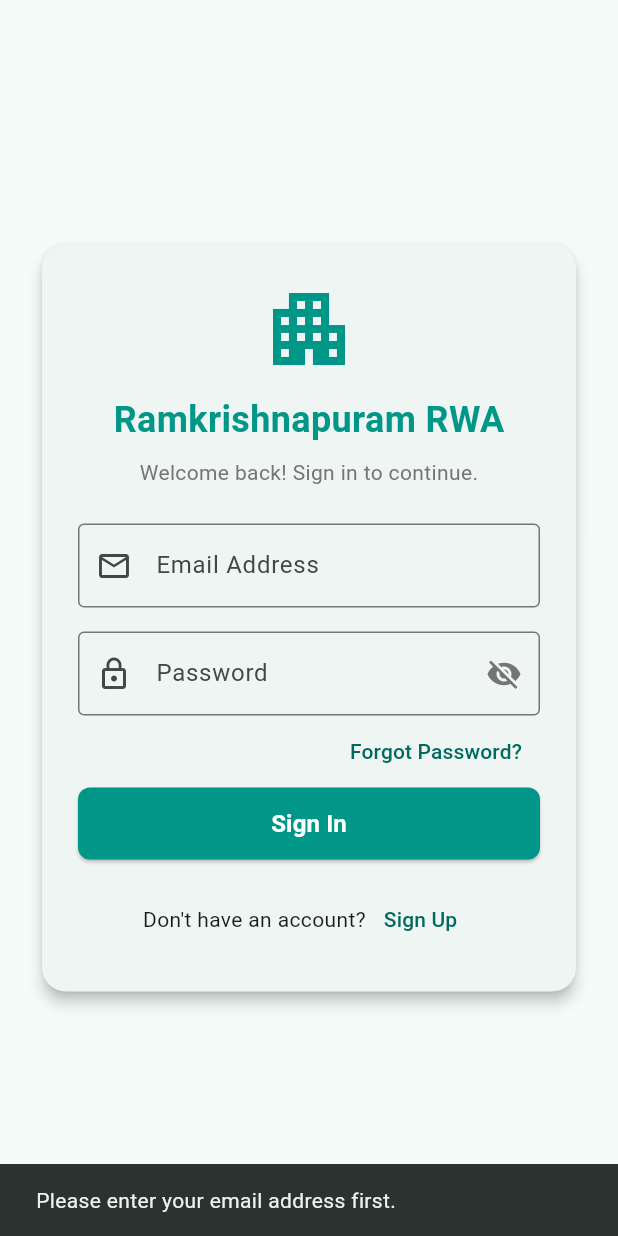
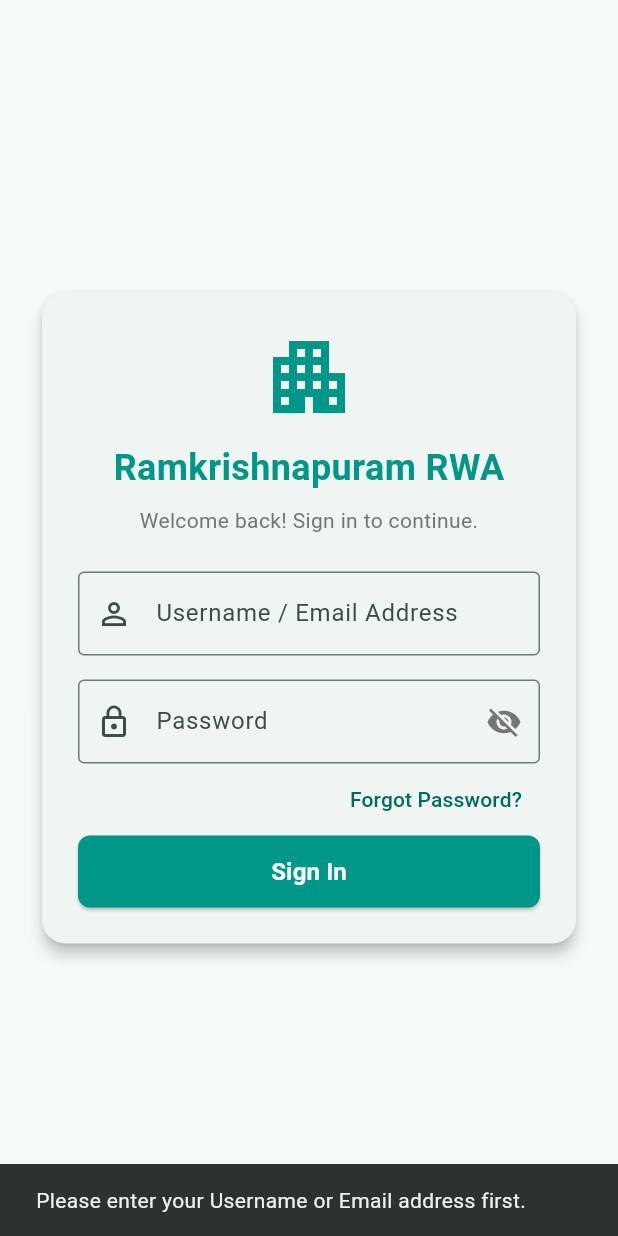
Before and after one commit to jitmukherjee93/society-management-app, a Flutter app: the screen it shows after launch, after a tap on "Forgot Password?", on a phone screen of 412 x 824 dp. Run offline on Flutter 3.47's test engine with Material 3 defaults, Android fonts, the phone set to English and light mode, and no system bars; our stand-ins replace cloud_firestore, csv, file_picker, firebase_auth, firebase_core, firebase_storage; missing offline and left inert: dart:html, dart:ui_web, firebase_ui_auth; accounts and stored records are empty.

Commit message:
Support dual Username and Email login/reset while keeping flatId@ramkrishnapuram.com as default username

```diff
--- a/lib/main.dart
+++ b/lib/main.dart
@@ -77,7 +77,6 @@ class _CustomAuthScreenState extends State<CustomAuthScreen> {
   final _emailController = TextEditingController();
   final _passwordController = TextEditingController();
 
-  bool _isSignIn = true;
   bool _isPasswordVisible = false;
   bool _isLoading = false;
   String? _errorMessage;
@@ -89,6 +88,47 @@ class _CustomAuthScreenState extends State<CustomAuthScreen> {
     super.dispose();
   }
 
+  Future<String?> _resolveAuthEmail(String input) async {
+    final cleanInput = input.trim().toLowerCase();
+    if (cleanInput.isEmpty) return null;
+
+    // 1. If user typed full email address directly
+    if (cleanInput.contains('@')) {
+      // First check if a user record has this personal email stored
+      final snapByEmail = await FirebaseFirestore.instance
+          .collection('users')
+          .where('email', isEqualTo: cleanInput)
+          .get();
+      if (snapByEmail.docs.isNotEmpty) {
+        final data = snapByEmail.docs.first.data();
+        final username = data['username']?.toString();
+        if (username != null && username.isNotEmpty) {
+          return username; // Return the primary Auth email/username
+        }
+      }
+      return cleanInput;
+    }
+
+    // 2. If user typed username or flatId (e.g. "b-204" or "b-204@ramkrishnapuram.com")
+    final flatEmail = '${cleanInput.replaceAll(' ', '')}@ramkrishnapuram.com';
+
+    // Verify if matching user or flat exists in Firestore
+    final snapByFlat = await FirebaseFirestore.instance
+        .collection('users')
+        .where('flatNumber', isEqualTo: cleanInput.toUpperCase())
+        .get();
+
+    if (snapByFlat.docs.isNotEmpty) {
+      final data = snapByFlat.docs.first.data();
+      final username = data['username']?.toString();
+      if (username != null && username.isNotEmpty) {
+        return username;
+      }
+    }
+
+    return flatEmail;
+  }
+
   Future<void> _submit() async {
     if (!_formKey.currentState!.validate()) return;
 
@@ -97,21 +137,19 @@ class _CustomAuthScreenState extends State<CustomAuthScreen> {
       _errorMessage = null;
     });
 
-    final email = _emailController.text.trim().toLowerCase();
+    final input = _emailController.text.trim();
     final password = _passwordController.text.trim();
 
     try {
-      if (_isSignIn) {
+      final authEmail = await _resolveAuthEmail(input);
+      if (authEmail == null || authEmail.isEmpty) {
+        throw Exception('Please enter a valid Username or Email.');
+      }
+
       await FirebaseAuth.instance.signInWithEmailAndPassword(
-          email: email,
+        email: authEmail,
         password: password,
       );
-      } else {
-        await FirebaseAuth.instance.createUserWithEmailAndPassword(
-          email: email,
-          password: password,
-        );
-      }
     } on FirebaseAuthException catch (e) {
       if (mounted) {
         setState(() {
@@ -134,18 +172,42 @@ class _CustomAuthScreenState extends State<CustomAuthScreen> {
   }
 
   Future<void> _resetPassword() async {
-    final email = _emailController.text.trim();
-    if (email.isEmpty) {
+    final input = _emailController.text.trim();
+    if (input.isEmpty) {
       ScaffoldMessenger.of(context).showSnackBar(
-        const SnackBar(content: Text('Please enter your email address first.')),
+        const SnackBar(content: Text('Please enter your Username or Email address first.')),
       );
       return;
     }
+
     try {
-      await FirebaseAuth.instance.sendPasswordResetEmail(email: email);
+      final cleanInput = input.toLowerCase();
+      String targetEmail = cleanInput;
+
+      // If input is not an explicit email or is a username, lookup personal email or username
+      if (!cleanInput.contains('@')) {
+        final resolved = await _resolveAuthEmail(cleanInput);
+        if (resolved != null) targetEmail = resolved;
+      }
+
+      // Check if custom email exists for this user in Firestore to send reset email there
+      final userSnap = await FirebaseFirestore.instance
+          .collection('users')
+          .where('username', isEqualTo: targetEmail)
+          .get();
+
+      if (userSnap.docs.isNotEmpty) {
+        final data = userSnap.docs.first.data();
+        final personalEmail = data['email']?.toString();
+        if (personalEmail != null && personalEmail.contains('@')) {
+          targetEmail = personalEmail;
+        }
+      }
+
+      await FirebaseAuth.instance.sendPasswordResetEmail(email: targetEmail);
       if (mounted) {
         ScaffoldMessenger.of(context).showSnackBar(
-          const SnackBar(content: Text('Password reset email sent! Check your inbox.')),
+          SnackBar(content: Text('Password reset email sent to $targetEmail! Check your inbox.')),
         );
       }
     } catch (e) {
@@ -187,7 +249,7 @@ class _CustomAuthScreenState extends State<CustomAuthScreen> {
                       ),
                       const SizedBox(height: 8),
                       Text(
-                        _isSignIn ? 'Welcome back! Sign in to continue.' : 'Create an account to get started.',
+                        'Welcome back! Sign in to continue.',
                         textAlign: TextAlign.center,
                         style: TextStyle(color: Colors.grey[600]),
                       ),
@@ -219,16 +281,13 @@ class _CustomAuthScreenState extends State<CustomAuthScreen> {
                         controller: _emailController,
                         keyboardType: TextInputType.emailAddress,
                         decoration: const InputDecoration(
-                          labelText: 'Email Address',
-                          prefixIcon: Icon(Icons.email_outlined),
+                          labelText: 'Username / Email Address',
+                          prefixIcon: Icon(Icons.person_outline),
                           border: OutlineInputBorder(),
                         ),
                         validator: (value) {
                           if (value == null || value.trim().isEmpty) {
-                            return 'Please enter your email';
-                          }
-                          if (!value.contains('@')) {
-                            return 'Please enter a valid email';
+                            return 'Please enter your username or email';
                           }
                           return null;
                         },
@@ -257,13 +316,9 @@ class _CustomAuthScreenState extends State<CustomAuthScreen> {
                           if (value == null || value.trim().isEmpty) {
                             return 'Please enter your password';
                           }
-                          if (!_isSignIn && value.length < 6) {
-                            return 'Password must be at least 6 characters';
-                          }
                           return null;
                         },
                       ),
-                      if (_isSignIn) ...[
                       Align(
                         alignment: Alignment.centerRight,
                         child: TextButton(
@@ -271,9 +326,6 @@ class _CustomAuthScreenState extends State<CustomAuthScreen> {
                           child: const Text('Forgot Password?'),
                         ),
                       ),
-                      ] else ...[
-                        const SizedBox(height: 16),
-                      ],
                       SizedBox(
                         width: double.infinity,
                         height: 48,
@@ -295,27 +347,11 @@ class _CustomAuthScreenState extends State<CustomAuthScreen> {
                                     strokeWidth: 2,
                                   ),
                                 )
-                              : Text(
-                                  _isSignIn ? 'Sign In' : 'Sign Up',
-                                  style: const TextStyle(fontSize: 16, fontWeight: FontWeight.bold),
+                              : const Text(
+                                  'Sign In',
+                                  style: TextStyle(fontSize: 16, fontWeight: FontWeight.bold),
                                 ),
                         ),
-                      ),
-                      const SizedBox(height: 16),
-                      Row(
-                        mainAxisAlignment: MainAxisAlignment.center,
-                        children: [
-                          Text(_isSignIn ? "Don't have an account?" : "Already have an account?"),
-                          TextButton(
-                            onPressed: () {
-                              setState(() {
-                                _isSignIn = !_isSignIn;
-                                _errorMessage = null;
-                              });
-                            },
-                            child: Text(_isSignIn ? 'Sign Up' : 'Sign In'),
-                          ),
-                        ],
                       ),
                     ],
                   ),
```
Also changed, not shown: lib/screens/admin/tabs/manage_society_tab.dart (+56 -6 lines). Lines whose indentation alone changed are shown as unchanged.
